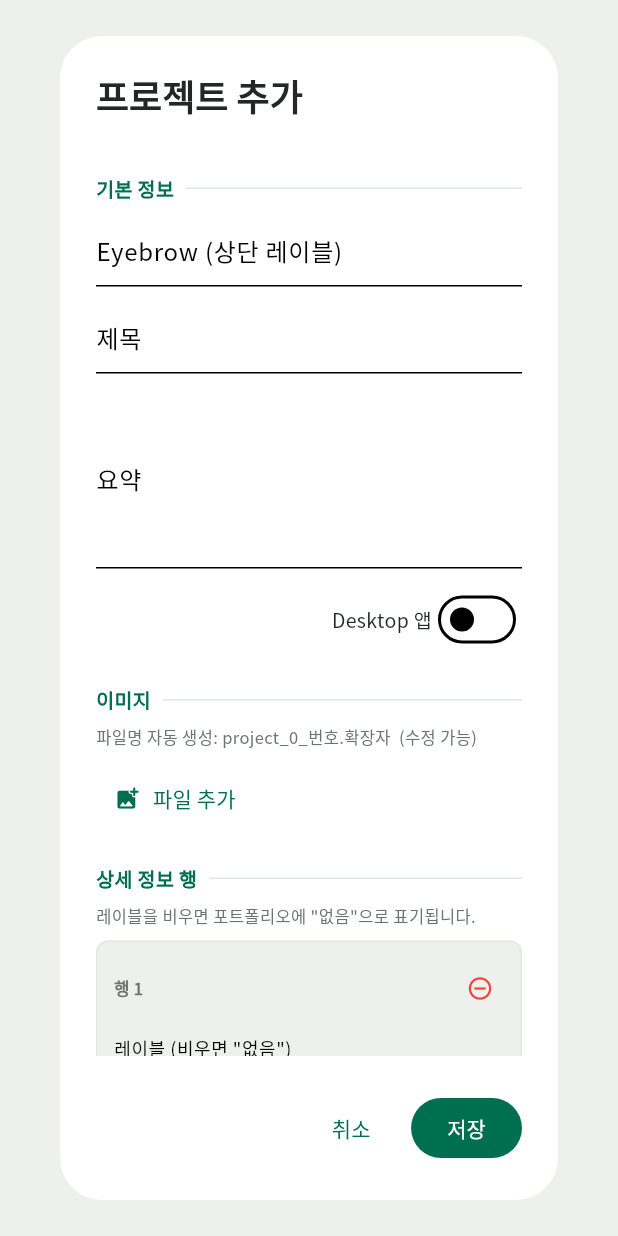
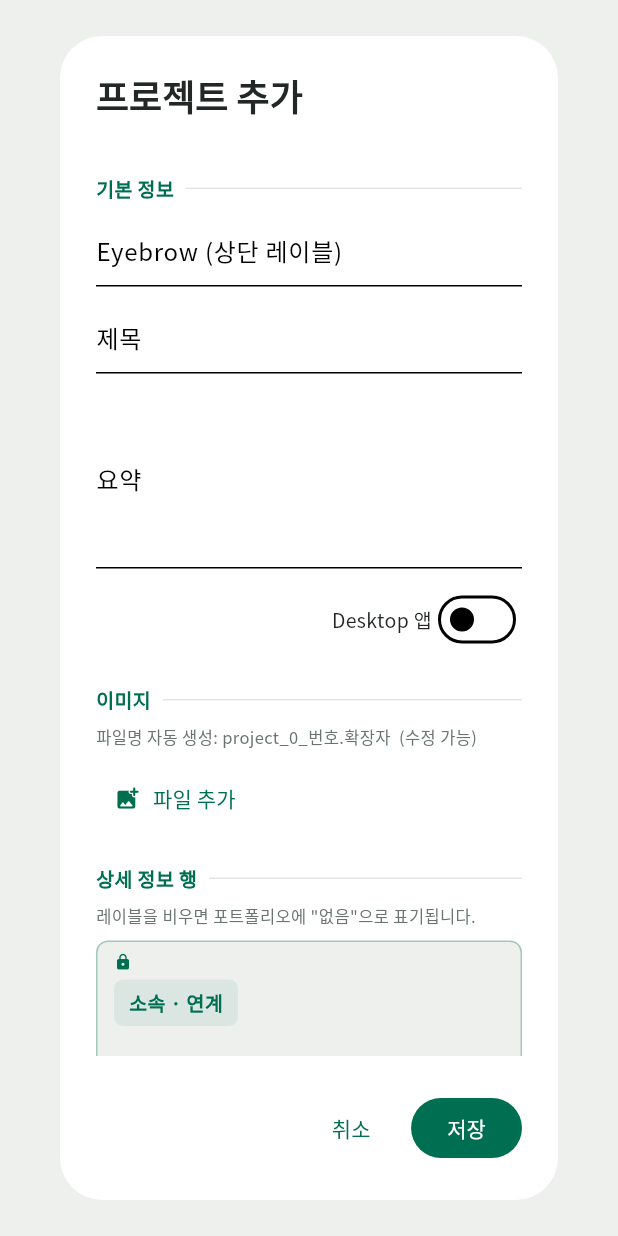
Before and after one commit to melkkdev/portfolio, a Flutter app: the EditProjectDialog widget shown alone on an empty page, opened directly with empty values, on a phone screen of 412 x 824 dp. Run offline on Flutter 3.47's test engine with Material 3 defaults, Android fonts, the phone set to English and light mode, and no system bars; our stand-ins replace cached_network_image, cloud_firestore, file_picker, firebase_auth, firebase_core, firebase_storage and 1 more; accounts and stored records are empty.

Commit message:
fix: EngineFlutterView 오류, 고정 행 잠금, 내용 없음 표시, 회사명 수정
- PhoneGallery: deactivate에서 AnimationController 정지 + LayoutBuilder 판단
  후 postFrameCallback으로 repeat() 호출해 disposed view 렌더 오류 방지
- InfoRow: 레이블 비어도 "없음" 제거, 내용(value)이 비면 이탤릭 "없음" 표시
- EditProjectDialog: 기본 5개 행(소속·업무기간·플랫폼·주요기능·기술스택)을
  삭제 불가 고정 행으로 처리, 레이블 읽기 전용, 내용 빈 채로도 저장 허용
  "값" → "내용" 레이블 변경
- seed_firestore: ㈜포이엔(Poien) → ㈜포이엔(fouren)

Co-Authored-By: Claude Sonnet 4.6 <noreply@anthropic.com>

```diff
--- a/lib/data/seed/seed_firestore.dart
+++ b/lib/data/seed/seed_firestore.dart
@@ -102,7 +102,7 @@ Future<void> _seedProjects(CollectionReference col) async {
         (i) => _img('copick_collector_${i + 1}.jpg'),
       ),
       'rows': [
-        {'label': '소속 · 연계', 'value': '㈜포이엔(Poien) — IT팀'},
+        {'label': '소속 · 연계', 'value': '㈜포이엔(fouren) — IT팀'},
         {'label': '업무 기간', 'value': '2021.06.01 ~ 2024.11.30'},
         {'label': '플랫폼', 'value': 'Android 태블릿'},
         {
@@ -127,7 +127,7 @@ Future<void> _seedProjects(CollectionReference col) async {
       'isDesktop': false,
       'imageUrls': List.generate(3, (i) => _img('copick_admin_${i + 1}.jpg')),
       'rows': [
-        {'label': '소속 · 연계', 'value': '㈜포이엔(Poien) — IT팀'},
+        {'label': '소속 · 연계', 'value': '㈜포이엔(fouren) — IT팀'},
         {'label': '업무 기간', 'value': '2021.06.01 ~ 2024.11.30'},
         {'label': '플랫폼', 'value': 'Android · iOS'},
         {'label': '주요 기능', 'value': '수거센서 상태 관리 · 기사 배차 · 수거 현황 모니터링'},
@@ -147,7 +147,7 @@ Future<void> _seedProjects(CollectionReference col) async {
       'isDesktop': true,
       'imageUrls': List.generate(2, (i) => _img('copick_desktop_${i + 1}.jpg')),
       'rows': [
-        {'label': '소속 · 연계', 'value': '㈜포이엔(Poien) — IT팀'},
+        {'label': '소속 · 연계', 'value': '㈜포이엔(fouren) — IT팀'},
         {'label': '업무 기간', 'value': '2021.06.01 ~ 2024.11.30'},
         {'label': '플랫폼', 'value': 'Windows Desktop'},
         {'label': '주요 기능', 'value': '카페별 수거량 입력·수정 · 팀 필터링 · 전체 현황 집계'},
@@ -169,7 +169,7 @@ Future<void> _seedProjects(CollectionReference col) async {
       'isDesktop': false,
       'imageUrls': List.generate(3, (i) => _img('soil_${i + 1}.jpg')),
       'rows': [
-        {'label': '소속 · 연계', 'value': '㈜포이엔(Poien) — IT팀 · 회사 연구팀과 협업'},
+        {'label': '소속 · 연계', 'value': '㈜포이엔(fouren) — IT팀 · 회사 연구팀과 협업'},
         {
           'label': '업무 기간',
           'value': '2021.06.01 ~ 2024.11.30 재직 기간 중 (CO:PICK과 병행)',
--- a/lib/features/admin/widgets/edit_project_dialog.dart
+++ b/lib/features/admin/widgets/edit_project_dialog.dart
@@ -81,12 +81,16 @@ class _EditProjectDialogState extends State<EditProjectDialog> {
         .toList();
 
     // 행: 기존 행이 있으면 그대로, 없으면 기본 레이블로 초기화
+    // 기본 레이블과 일치하는 행은 삭제 불가 고정 행으로 표시
     if (p?.rows.isNotEmpty == true) {
       _rows = p!.rows
-          .map((r) => _RowEntry(r.label, r.value, r.url ?? ''))
+          .map((r) => _RowEntry(r.label, r.value, r.url ?? '',
+              isFixed: _defaultLabels.contains(r.label)))
           .toList();
     } else {
-      _rows = _defaultLabels.map((l) => _RowEntry(l, '', '')).toList();
+      _rows = _defaultLabels
+          .map((l) => _RowEntry(l, '', '', isFixed: true))
+          .toList();
     }
 
     _stats = (p?.stats ?? []).map((s) => _StatEntry(s.value, s.label)).toList();
@@ -179,7 +183,9 @@ class _EditProjectDialogState extends State<EditProjectDialog> {
             .where((s) => s.isNotEmpty)
             .toList(),
         rows: _rows
-            .where((r) => r.value.text.trim().isNotEmpty)
+            // 고정 행은 내용이 비어도 저장 (포트폴리오에서 "없음"으로 표시)
+            // 사용자 추가 행은 내용이 있을 때만 저장
+            .where((r) => r.isFixed || r.value.text.trim().isNotEmpty)
             .map((r) => InfoRowModel(
                   label: r.label.text.trim(),
                   value: r.value.text.trim(),
@@ -413,7 +419,11 @@ class _EditProjectDialogState extends State<EditProjectDialog> {
       elevation: 0,
       shape: RoundedRectangleBorder(
         borderRadius: BorderRadius.circular(8),
-        side: const BorderSide(color: AppColors.line),
+        side: BorderSide(
+          color: entry.isFixed
+              ? AppColors.green.withAlpha(80)
+              : AppColors.line,
+        ),
       ),
       child: Padding(
         padding: const EdgeInsets.fromLTRB(12, 8, 4, 12),
@@ -422,6 +432,10 @@ class _EditProjectDialogState extends State<EditProjectDialog> {
           children: [
             Row(
               children: [
+                if (entry.isFixed)
+                  const Icon(Icons.lock_rounded,
+                      size: 12, color: AppColors.green)
+                else
                   Text(
                     '행 ${idx + 1}',
                     style: const TextStyle(
@@ -431,6 +445,7 @@ class _EditProjectDialogState extends State<EditProjectDialog> {
                     ),
                   ),
                 const Spacer(),
+                if (!entry.isFixed)
                   IconButton(
                     icon: const Icon(Icons.remove_circle_outline,
                         color: Colors.red, size: 18),
@@ -444,10 +459,29 @@ class _EditProjectDialogState extends State<EditProjectDialog> {
               ],
             ),
             const SizedBox(height: 6),
+            // 고정 행: 레이블을 읽기 전용 칩으로 표시
+            if (entry.isFixed)
+              Container(
+                padding:
+                    const EdgeInsets.symmetric(horizontal: 10, vertical: 6),
+                decoration: BoxDecoration(
+                  color: AppColors.green.withAlpha(20),
+                  borderRadius: BorderRadius.circular(6),
+                ),
+                child: Text(
+                  entry.label.text,
+                  style: const TextStyle(
+                    fontSize: 13,
+                    fontWeight: FontWeight.w600,
+                    color: AppColors.green,
+                  ),
+                ),
+              )
+            else
               TextField(
                 controller: entry.label,
                 decoration: const InputDecoration(
-                labelText: '레이블 (비우면 "없음")',
+                  labelText: '레이블',
                   isDense: true,
                 ),
               ),
@@ -456,7 +490,7 @@ class _EditProjectDialogState extends State<EditProjectDialog> {
               controller: entry.value,
               maxLines: 2,
               decoration: const InputDecoration(
-                labelText: '값',
+                labelText: '내용', // 값 → 내용
                 isDense: true,
               ),
             ),
@@ -581,11 +615,12 @@ class _ImageEntry {
 }
 
 class _RowEntry {
+  final bool isFixed;
   final TextEditingController label;
   final TextEditingController value;
   final TextEditingController url;
 
-  _RowEntry(String l, String v, String u)
+  _RowEntry(String l, String v, String u, {this.isFixed = false})
       : label = TextEditingController(text: l),
         value = TextEditingController(text: v),
         url = TextEditingController(text: u);
```
Also changed, not shown: lib/core/design/shared/info_row.dart (+14 -5 lines), lib/features/projects/widgets/phone_gallery.dart (+28 -1 lines). Lines whose indentation alone changed are shown as unchanged.
